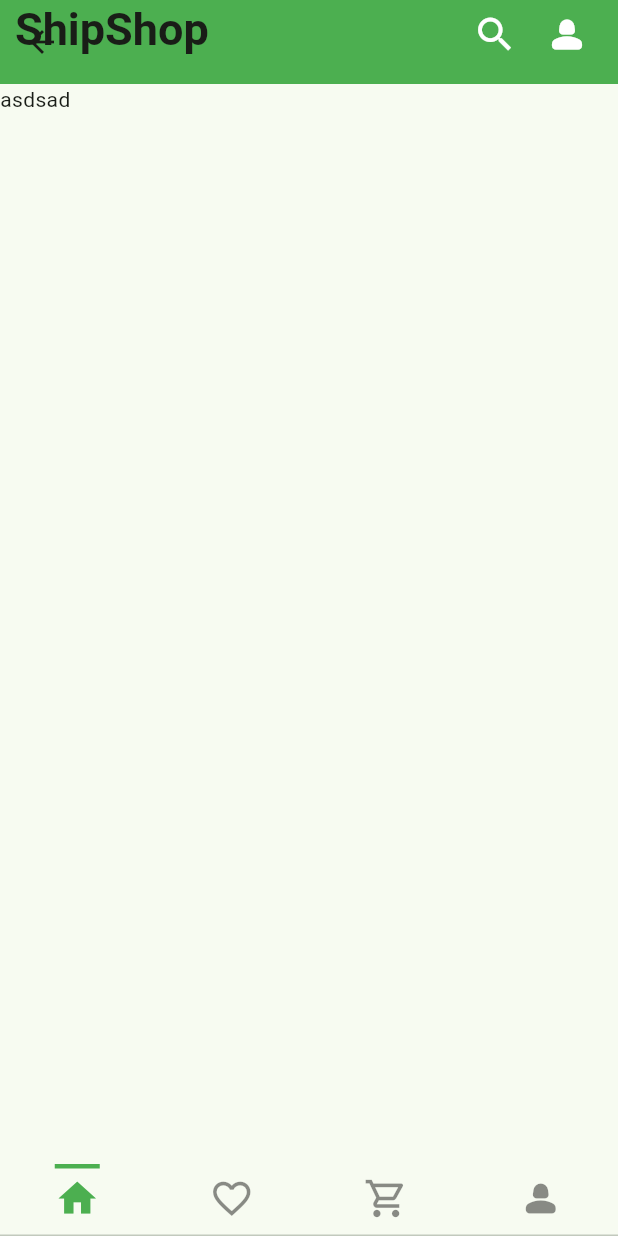
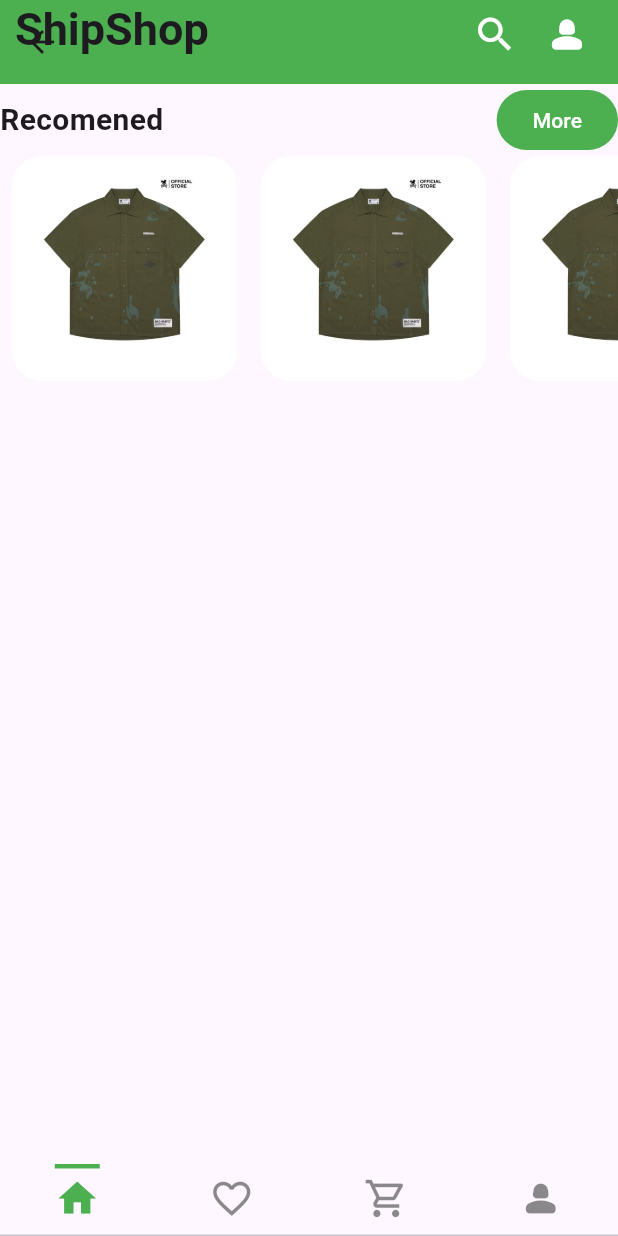
Before and after one commit to nguyenduyhuydn1/ecommerce-ui-flutter, a Flutter app: the HomeScreen screen opened directly, on a phone screen of 412 x 824 dp. Run offline on Flutter 3.47's test engine with Material 2 defaults, Android fonts, the phone set to English and light mode, and no system bars; our stand-ins replace flutter_dotenv, flutter_riverpod, flutter_svg, go_router; statements that could not run were skipped.

Commit message:
fix home page

```diff
--- a/lib/config/theme/app_theme.dart
+++ b/lib/config/theme/app_theme.dart
@@ -11,7 +11,7 @@ class AppTheme {
   static ThemeData lightTheme = ThemeData(
     useMaterial3: true,
     brightness: Brightness.light,
-    colorSchemeSeed: Colors.green,
+    // colorSchemeSeed: Colors.green,
     primaryColor: Colors.green,
     // scaffoldBackgroundColor: const Color(0xFFF9F8FD),
     // textTheme: TextTheme(
--- a/lib/products/presentation/views/home_views/home_view.dart
+++ b/lib/products/presentation/views/home_views/home_view.dart
@@ -1,5 +1,6 @@
 import 'package:flutter/material.dart';
 
+import 'package:ecommerce_ui_flutter/products/presentation/widgets/widgets.dart';
 import 'package:ecommerce_ui_flutter/shared/shared.dart';
 
 class HomeView extends StatelessWidget {
@@ -7,9 +8,9 @@ class HomeView extends StatelessWidget {
 
   @override
   Widget build(BuildContext context) {
-    return const CustomScrollView(
+    return CustomScrollView(
       slivers: [
-        SliverAppBar(
+        const SliverAppBar(
           floating: true,
           flexibleSpace: FlexibleSpaceBar(
             title: CustomAppbar(),
@@ -17,52 +18,14 @@ class HomeView extends StatelessWidget {
           ),
           backgroundColor: Colors.green,
         ),
-        SliverToBoxAdapter(
-          child: Text("asdsad"),
-        )
-        //  SliverList(
-        //   delegate: SliverChildBuilderDelegate(
-        //     childCount: 1,
-        //     (context, index) {
-        //       return Column(
-        //         children: [
-        //           MovieSlideShow(movies: slideShowMovies),
-        //           MoviesHorizontalListview(
-        //             movies: nowPlayMovies,
-        //             title: "new",
-        //             subTitle: "Monday",
-        //             loadNextPage: () => ref
-        //                 .read(nowPlayingMoviesProvider.notifier)
-        //                 .loadNextPage(),
-        //           ),
-        //           MoviesHorizontalListview(
-        //             movies: popularMovies,
-        //             title: "populary",
-        //             subTitle: "Monday",
-        //             loadNextPage: () =>
-        //                 ref.read(popularMoviesProvider.notifier).loadNextPage(),
-        //           ),
-        //           MoviesHorizontalListview(
-        //             movies: upComingMovies,
-        //             title: "coming",
-        //             subTitle: "Monday",
-        //             loadNextPage: () => ref
-        //                 .read(upComingMoviesProvider.notifier)
-        //                 .loadNextPage(),
-        //           ),
-        //           MoviesHorizontalListview(
-        //             movies: topRateMovies,
-        //             title: "top rated",
-        //             subTitle: "Monday",
-        //             loadNextPage: () =>
-        //                 ref.read(topRateMoviesProvider.notifier).loadNextPage(),
-        //           ),
-        //           const SizedBox(height: 10)
-        //         ],
-        //       );
-        //     },
-        //   ),
-        // ),
+        SliverList(
+          delegate: SliverChildBuilderDelegate(
+            childCount: 1,
+            (context, index) {
+              return const ProductHorizontalListView();
+            },
+          ),
+        ),
       ],
     );
   }
--- /dev/null
+++ b/lib/products/presentation/widgets/movies/product_horizontal_list_view.dart
@@ -0,0 +1,88 @@
+import 'package:flutter/material.dart';
+
+class ProductHorizontalListView extends StatelessWidget {
+  const ProductHorizontalListView({super.key});
+
+  @override
+  Widget build(BuildContext context) {
+    return Column(
+      children: [
+        const _Title(title: "Recomened"),
+        SizedBox(
+          height: 360,
+          child: ListView.builder(
+            itemCount: 5,
+            scrollDirection: Axis.horizontal,
+            physics: const BouncingScrollPhysics(),
+            itemBuilder: (context, index) {
+              return const _Slide();
+            },
+          ),
+        ),
+      ],
+    );
+  }
+}
+
+class _Slide extends StatelessWidget {
+  const _Slide();
+
+  @override
+  Widget build(BuildContext context) {
+    return Container(
+      width: 150,
+      margin: const EdgeInsets.symmetric(horizontal: 8),
+      child: Column(
+        crossAxisAlignment: CrossAxisAlignment.start,
+        children: [
+          SizedBox(
+            child: ClipRRect(
+              borderRadius: BorderRadius.circular(20),
+              child: Image.asset(
+                'assets/images/1.jpg',
+                fit: BoxFit.cover,
+              ),
+            ),
+          ),
+        ],
+      ),
+    );
+  }
+}
+
+class _Title extends StatelessWidget {
+  final String title;
+
+  const _Title({
+    required this.title,
+  });
+
+  @override
+  Widget build(BuildContext context) {
+    final titleStyle = Theme.of(context).textTheme.labelLarge;
+
+    return Row(
+      children: [
+        Text(
+          title,
+          style: const TextStyle(fontSize: 20, fontWeight: FontWeight.bold),
+        ),
+        const Spacer(),
+        SizedBox(
+          // height: 35,
+          child: FilledButton(
+            style: const ButtonStyle(
+              backgroundColor: MaterialStatePropertyAll(Colors.green),
+              visualDensity: VisualDensity.standard,
+            ),
+            onPressed: () {},
+            child: Text(
+              "More",
+              style: titleStyle?.copyWith(color: Colors.white),
+            ),
+          ),
+        ),
+      ],
+    );
+  }
+}
--- a/lib/products/presentation/widgets/widgets.dart
+++ b/lib/products/presentation/widgets/widgets.dart
@@ -0,0 +1 @@
+export 'movies/product_horizontal_list_view.dart';
--- a/pubspec.yaml
+++ b/pubspec.yaml
@@ -7,6 +7,7 @@ environment:
   sdk: '>=3.0.5 <4.0.0'
 
 dependencies:
+  card_swiper: ^3.0.1
   dio: ^5.3.0
   flutter:
     sdk: flutter
@@ -26,4 +27,5 @@ flutter:
 
   assets:
     - assets/icons/
+    - assets/images/
     - .env
```
Also changed, not shown: assets/images/1.jpg (added), pubspec.lock.
